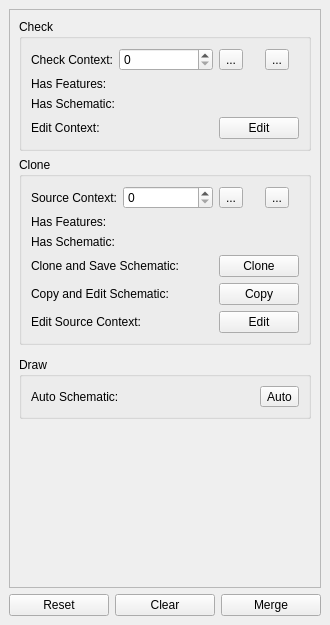
This is src/schematic_dock_base.ui in lparchaeology/ArkPlan as Qt 5 draws it before an edit. The edited form follows.
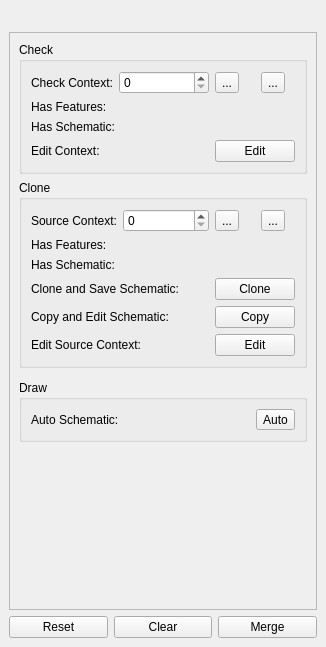
This is the edited form. Icons and pictures are not drawn. Custom widgets are drawn as their Qt base class.

Commit message: Add Nav Toolbar to Schematic Dock

```diff
--- a/src/schematic_dock_base.ui
+++ b/src/schematic_dock_base.ui
@@ -6,8 +6,8 @@
    <rect>
     <x>0</x>
     <y>0</y>
-    <width>330</width>
-    <height>625</height>
+    <width>326</width>
+    <height>647</height>
    </rect>
   </property>
   <property name="windowTitle">
@@ -15,6 +15,19 @@
   </property>
   <widget class="QWidget" name="dockWidgetContents">
    <layout class="QVBoxLayout" name="verticalLayout_2">
+    <item>
+     <widget class="QToolBar" name="navToolbar">
+      <property name="iconSize">
+       <size>
+        <width>22</width>
+        <height>22</height>
+       </size>
+      </property>
+      <property name="floatable">
+       <bool>false</bool>
+      </property>
+     </widget>
+    </item>
     <item>
      <widget class="QScrollArea" name="scrollArea">
       <property name="sizePolicy">
@@ -31,8 +44,8 @@
         <rect>
          <x>0</x>
          <y>0</y>
-         <width>304</width>
-         <height>531</height>
+         <width>300</width>
+         <height>530</height>
         </rect>
        </property>
        <layout class="QVBoxLayout" name="verticalLayout">
```
Left out of the diff: 18 changed lines with no effect on the pictures. The commit also changes 2 other files.
